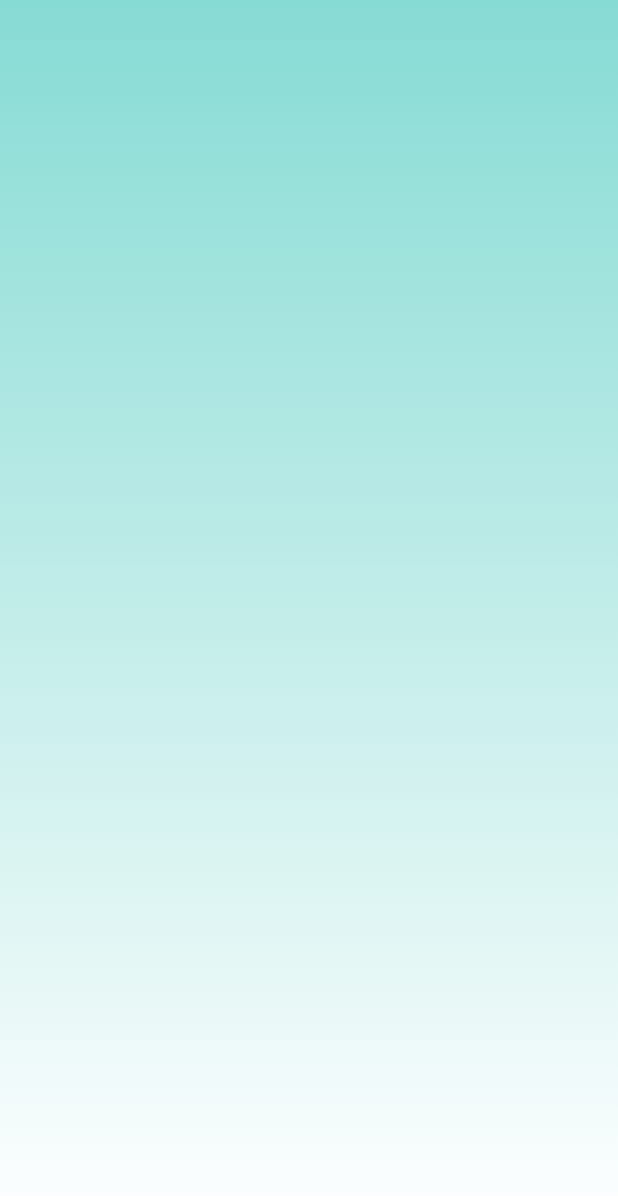
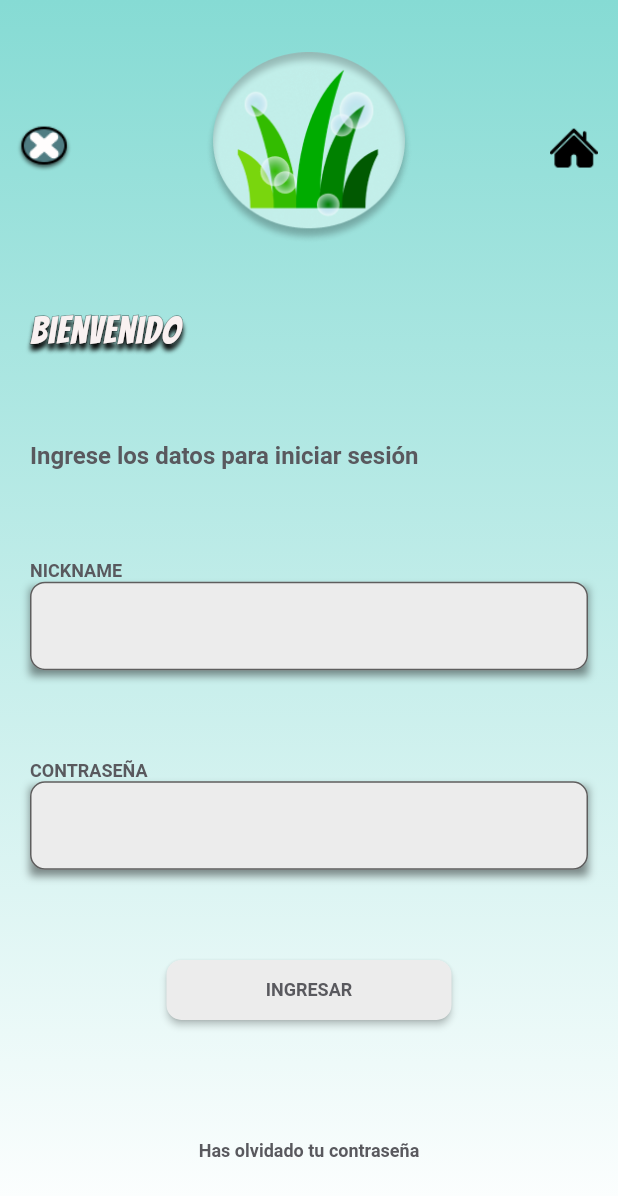
Before and after one commit to jaalorsa517/fique, a Flutter app: the screen it shows after launch, on a phone screen of 412 x 824 dp. Shown: the top 1196 px of the screen. Run offline on Flutter 3.47's test engine with Material 2 defaults, Android fonts, the phone set to English and light mode, and no system bars; our stand-ins replace google_fonts.

```diff
--- a/frontend/asomufi/lib/src/views/login.dart
+++ b/frontend/asomufi/lib/src/views/login.dart
@@ -1,4 +1,8 @@
+import 'package:asomufi/src/views/widgets/styles_fonts.dart';
+import 'package:asomufi/src/views/widgets/w_icons.dart';
+import 'package:asomufi/src/views/widgets/w_textBox.dart';
 import 'package:flutter/material.dart';
+import 'package:google_fonts/google_fonts.dart';
 
 class Login extends StatefulWidget {
   final String title;
@@ -15,8 +19,7 @@ class _LoginState extends State<Login> {
     Size media = MediaQuery.of(context).size;
 
     return Scaffold(
-      body: Center(
-        child: Container(
+      body: Container(
           width: media.width,
           decoration: BoxDecoration(
               gradient: LinearGradient(
@@ -26,20 +29,108 @@ class _LoginState extends State<Login> {
                 Color.fromRGBO(134, 219, 212, 1),
                 Colors.white,
               ])),
-          child: Column(
+          child: Column(children: [
+            Expanded(
+                flex: 1,
+                child: Padding(
+                  padding: const EdgeInsets.only(top: 20),
+                  child: Row(
                     children: [
                       Expanded(
-                  child: Row(
-                children: [],
+                          flex: 1,
+                          child: WIcons(
+                            text: 'Regresar',
+                            pathImage: 'assets/bt_salir.png',
                           )),
                       Expanded(
+                          flex: 5,
+                          child: Image(
+                            image: AssetImage('assets/logo.png'),
+                            height: 128,
+                            width: 128,
+                          )),
+                      Expanded(
+                          flex: 1,
+                          child: WIcons(
+                              text: 'Inicio',
+                              pathImage: 'assets/bt_inicio.png'))
+                    ],
+                  ),
+                )),
+            Expanded(
+              flex: 3,
+              child: Padding(
+                padding: const EdgeInsets.only(left: 20.0, right: 20),
                 child: Column(
-                children: [],
-              ))
+                  mainAxisAlignment: MainAxisAlignment.spaceAround,
+                  crossAxisAlignment: CrossAxisAlignment.start,
+                  children: [
+                    Stack(children: [
+                      Text('Bienvenido',
+                          style: GoogleFonts.bangers(
+                              fontSize: 25,
+                              fontWeight: FontWeight.w400,
+                              // color: Color.fromRGBO(249, 241, 241, 1),
+                              letterSpacing: 0.7,
+                              foreground: Paint()
+                                ..style = PaintingStyle.stroke
+                                ..strokeWidth = 1
+                                ..color = Colors.black54,
+                              shadows: [
+                                Shadow(
+                                    offset: Offset(0, 4),
+                                    blurRadius: 4,
+                                    color: Color.fromRGBO(0, 0, 0, 0.25)),
+                              ])),
+                      Text('Bienvenido',
+                          style: GoogleFonts.bangers(
+                              fontSize: 25,
+                              fontWeight: FontWeight.w400,
+                              color: Color.fromRGBO(249, 241, 241, 1),
+                              letterSpacing: 0.7,
+                              shadows: [
+                                Shadow(
+                                    offset: Offset(0, 4),
+                                    blurRadius: 4,
+                                    color: Color.fromRGBO(0, 0, 0, 25))
+                              ]))
+                    ]),
+                    Text('Ingrese los datos para iniciar sesión',
+                        style: GoogleFonts.roboto(
+                            fontWeight: FontWeight.w700,
+                            fontSize: 16,
+                            color: Color.fromRGBO(89, 89, 94, 1))),
+                    WTextBox(label: 'NICKNAME').textBox(),
+                    WTextBox(label: 'CONTRASEÑA').textBox(),
+                    Center(
+                      child: SizedBox(
+                        width: 190,
+                        height: 40,
+                        child: RaisedButton(
+                          child: Text('INGRESAR', style: styleForm),
+                          onPressed: () {},
+                          color: Color.fromRGBO(236, 236, 236, 1),
+                          shape: RoundedRectangleBorder(
+                              borderRadius: BorderRadius.circular(10)),
+                        ),
+                      ),
+                    )
                   ],
                 ),
               ),
             ),
+            Padding(
+              padding: const EdgeInsets.only(top: 50, bottom: 50),
+              child: Flexible(
+                flex: 1,
+                child: InkWell(
+                    child: Text(
+                  'Has olvidado tu contraseña',
+                  style: styleForm,
+                )),
+              ),
+            )
+          ])),
     );
   }
 }
--- /dev/null
+++ b/frontend/asomufi/lib/src/views/widgets/styles_fonts.dart
@@ -0,0 +1,7 @@
+import 'package:flutter/material.dart';
+import 'package:google_fonts/google_fonts.dart';
+
+final TextStyle styleForm = GoogleFonts.roboto(
+    fontWeight: FontWeight.w700,
+    fontSize: 12,
+    color: Color.fromRGBO(89, 89, 94, 1));
--- /dev/null
+++ b/frontend/asomufi/lib/src/views/widgets/w_icons.dart
@@ -0,0 +1,29 @@
+import 'package:flutter/cupertino.dart';
+import 'package:flutter/material.dart';
+
+class WIcons extends StatefulWidget {
+  final String text, pathImage;
+  final Function event;
+
+  WIcons({Key key, this.text, this.pathImage, this.event}) : super(key: key);
+
+  @override
+  State<StatefulWidget> createState() =>
+      _WIcons(text: this.text, pathImage: this.pathImage, event: this.event);
+}
+
+class _WIcons extends State<WIcons> {
+  final String text, pathImage;
+  final Function event;
+  _WIcons({this.text, this.pathImage, this.event});
+
+  @override
+  Widget build(BuildContext context) {
+    return IconButton(
+      icon: new Image.asset(this.pathImage),
+      onPressed: this.event,
+      tooltip: this.text,
+      iconSize: 32,
+    );
+  }
+}
--- /dev/null
+++ b/frontend/asomufi/lib/src/views/widgets/w_textBox.dart
@@ -0,0 +1,28 @@
+import 'package:asomufi/src/views/widgets/styles_fonts.dart';
+import 'package:flutter/material.dart';
+import 'package:google_fonts/google_fonts.dart';
+
+class WTextBox {
+  final String label;
+  WTextBox({this.label});
+
+  Widget textBox() {
+    return Column(crossAxisAlignment: CrossAxisAlignment.start, children: [
+      Text(this.label, style: styleForm),
+      Container(
+        child: TextField(
+            decoration: InputDecoration(
+                border: OutlineInputBorder(
+                    borderRadius: BorderRadius.all(Radius.circular(10))),
+                fillColor: Color.fromRGBO(236, 236, 236, 1),
+                filled: true)),
+        decoration: BoxDecoration(boxShadow: [
+          BoxShadow(
+              offset: const Offset(0, 4),
+              blurRadius: 4,
+              color: Color.fromRGBO(7, 7, 7, 0.457))
+        ]),
+      )
+    ]);
+  }
+}
```
Also changed, not shown: frontend/asomufi/pubspec.yaml (+4 -5 lines), frontend/asomufi/assets/bt_inicio.png (renamed from frontend/asomufi/assets/boton-de-inicio-para-la-interfaz 1.png), frontend/asomufi/assets/bt_salir.png (renamed from frontend/asomufi/assets/BOTON SALIR.png), frontend/asomufi/assets/logo.png (renamed from frontend/asomufi/assets/LOGOTIPO.png), frontend/asomufi/pubspec.lock, 8 other files. Lines whose indentation alone changed are shown as unchanged.
